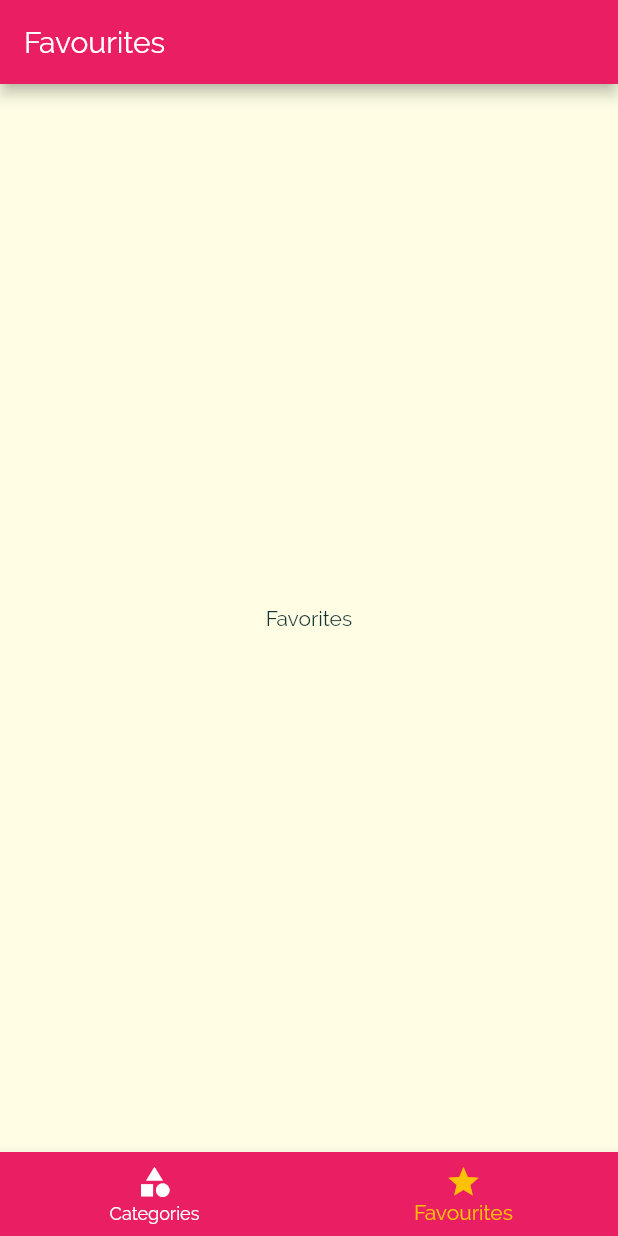
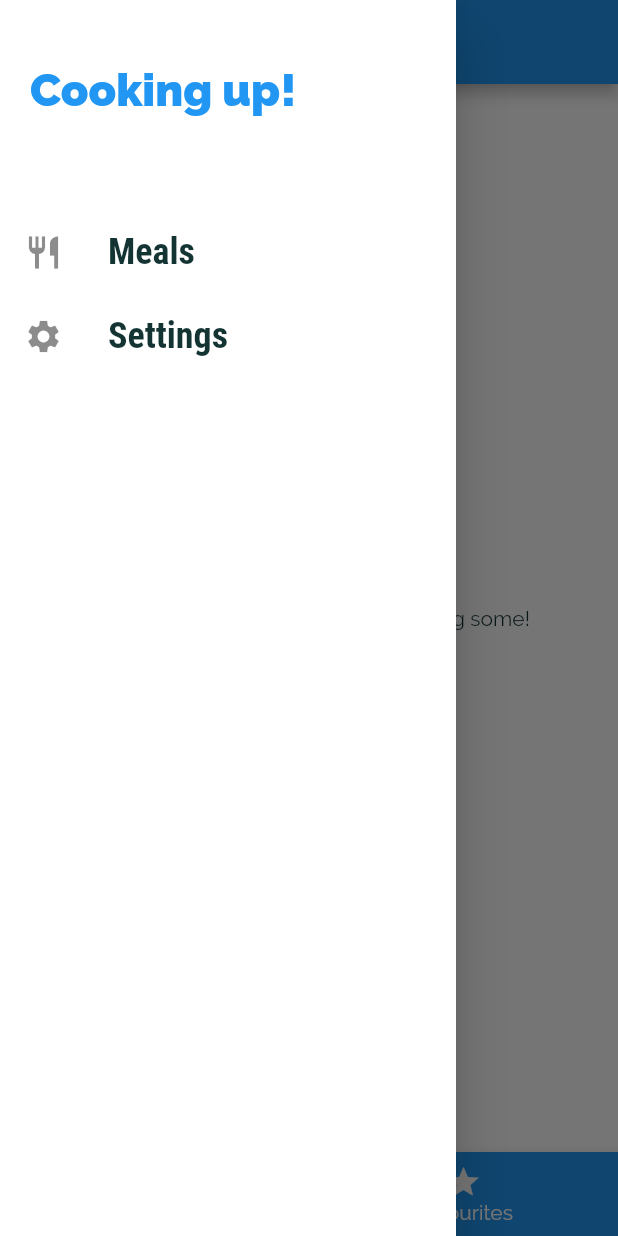
Before and after one commit to harel-tussi/Flutter-Meals-App, a Flutter app: the screen it shows after launch, item 2 of the bottom bar chosen, with the side drawer open (before the commit the screen has no drawer), on a phone screen of 412 x 824 dp. Run offline on Flutter 3.47's test engine with Material 2 defaults, Android fonts, the phone set to English and light mode, and no system bars.

Commit message:
adding favorites

```diff
--- a/lib/main.dart
+++ b/lib/main.dart
@@ -1,16 +1,72 @@
 import 'package:flutter/material.dart';
+import 'package:meals_app/dummy_data.dart';
+import 'package:meals_app/models/meal.dart';
+import 'package:meals_app/screens/filters_screen.dart';
 
 import './screens/tabs_screen.dart';
 import './screens/meal_detail_screen.dart';
 import './screens/category_meals_screen.dart';
-import './screens/categories_screen.dart';
 
 void main() {
   runApp(MyApp());
 }
 
 // MyApp Widget
-class MyApp extends StatelessWidget {
+class MyApp extends StatefulWidget {
+  @override
+  _MyAppState createState() => _MyAppState();
+}
+
+class _MyAppState extends State<MyApp> {
+  Map<String, bool> _filters = {
+    'gluten': false,
+    'lactose': false,
+    'vegan': false,
+    'vegetarian': false,
+  };
+
+  List<Meal> _availableMeals = DUMMY_MEALS;
+  List<Meal> _favoriteMeals = [];
+
+  void _setFilters(Map<String, bool> filterData) {
+    setState(() {
+      _filters = filterData;
+      _availableMeals = DUMMY_MEALS.where((meal) {
+        if (_filters['gluten'] && !meal.isGlutenFree) {
+          return false;
+        }
+        if (_filters['lactose'] && !meal.isLactoseFree) {
+          return false;
+        }
+        if (_filters['vegan'] && !meal.isVegan) {
+          return false;
+        }
+        if (_filters['vegetarian'] && !meal.isVegetarian) {
+          return false;
+        }
+        return true;
+      }).toList();
+    });
+  }
+
+  void _toggleFavorite(String mealId) {
+    final existingIndex =
+        _favoriteMeals.indexWhere((meal) => meal.id == mealId);
+    if (existingIndex >= 0) {
+      setState(() {
+        _favoriteMeals.removeAt(existingIndex);
+      });
+    } else {
+      setState(() {
+        _favoriteMeals.add(DUMMY_MEALS.firstWhere((meal) => meal.id == mealId));
+      });
+    }
+  }
+
+  bool isMealFavorite(String id) {
+    return _favoriteMeals.any((meal) => meal.id == id);
+  }
+
   @override
   Widget build(BuildContext context) {
     return MaterialApp(
@@ -18,14 +74,17 @@ class MyApp extends StatelessWidget {
       title: "Meals App",
       initialRoute: "/",
       routes: {
-        CategoryMealsScreen.routeName: (ctx) => CategoryMealsScreen(),
-        "/": (ctx) => TabScreen(),
-        MealDetailScreen.routeName: (ctx) => MealDetailScreen()
+        CategoryMealsScreen.routeName: (ctx) =>
+            CategoryMealsScreen(_availableMeals),
+        "/": (ctx) => TabScreen(_favoriteMeals),
+        MealDetailScreen.routeName: (ctx) =>
+            MealDetailScreen(_toggleFavorite, isMealFavorite),
+        FiltersScreen.routeName: (ctx) => FiltersScreen(_setFilters, _filters),
       },
       theme: ThemeData(
-        primarySwatch: Colors.pink,
-        accentColor: Colors.amber,
-        canvasColor: Color.fromRGBO(255, 254, 229, 1),
+        primarySwatch: Colors.blue,
+        accentColor: Colors.white,
+        canvasColor: Colors.white,
         fontFamily: 'Raleway',
         textTheme: ThemeData.light().textTheme.copyWith(
               bodyText1: TextStyle(
--- a/lib/screens/favorites_screen.dart
+++ b/lib/screens/favorites_screen.dart
@@ -1,8 +1,22 @@
 import 'package:flutter/material.dart';
+import 'package:meals_app/models/meal.dart';
+import 'package:meals_app/widgets/meal_item.dart';
 
 class FavoritesScreen extends StatelessWidget {
+  final List<Meal> favoritesMeals;
+  FavoritesScreen(this.favoritesMeals);
   @override
   Widget build(BuildContext context) {
-    return Center(child: Text("Favorites"));
+    if (favoritesMeals.isEmpty) {
+      return Center(
+        child: Text("You have no favorites yet - start adding some!"),
+      );
+    }
+    return ListView.builder(
+      itemBuilder: (ctx, index) {
+        return MealItem(meal: favoritesMeals[index], removeMeal: () {});
+      },
+      itemCount: favoritesMeals.length,
+    );
   }
 }
--- a/lib/screens/tabs_screen.dart
+++ b/lib/screens/tabs_screen.dart
@@ -1,19 +1,29 @@
 import 'package:flutter/material.dart';
+import 'package:meals_app/models/meal.dart';
 import 'package:meals_app/screens/categories_screen.dart';
 import 'package:meals_app/screens/favorites_screen.dart';
+import 'package:meals_app/widgets/main_drawer.dart';
 
 class TabScreen extends StatefulWidget {
+  final List<Meal> favoritesMeals;
+  TabScreen(this.favoritesMeals);
   @override
   _TabScreenState createState() => _TabScreenState();
 }
 
 class _TabScreenState extends State<TabScreen> {
-  final List<Map<String, Object>> _pages = [
-    {'page': CategoriesScreen(), 'title': "Categories"},
-    {'page': FavoritesScreen(), 'title': "Favourites"},
-  ];
+  List<Map<String, Object>> _pages;
 
   int _selectedPageIndex = 0;
+
+  @override
+  void initState() {
+    _pages = [
+      {'page': CategoriesScreen(), 'title': "Categories"},
+      {'page': FavoritesScreen(widget.favoritesMeals), 'title': "Favourites"},
+    ];
+    super.initState();
+  }
 
   void _selectPage(int index) {
     setState(() {
@@ -25,6 +35,7 @@ class _TabScreenState extends State<TabScreen> {
   Widget build(BuildContext context) {
     return Scaffold(
       appBar: AppBar(title: Text(_pages[_selectedPageIndex]["title"])),
+      drawer: MainDrawer(),
       body: _pages[_selectedPageIndex]["page"],
       bottomNavigationBar: BottomNavigationBar(
         onTap: _selectPage,
--- /dev/null
+++ b/lib/widgets/main_drawer.dart
@@ -0,0 +1,51 @@
+import 'package:flutter/material.dart';
+import 'package:meals_app/screens/filters_screen.dart';
+
+class MainDrawer extends StatelessWidget {
+  Widget buildListTile(String title, IconData icon, Function tapHandler) {
+    return ListTile(
+      leading: Icon(icon, size: 26),
+      title: Text(
+        title,
+        style: TextStyle(
+            fontSize: 24,
+            fontWeight: FontWeight.w700,
+            fontFamily: 'RobotoCondensed'),
+      ),
+      onTap: tapHandler,
+    );
+  }
+
+  @override
+  Widget build(BuildContext context) {
+    return Drawer(
+      child: Column(
+        children: <Widget>[
+          Container(
+            height: 120,
+            width: double.infinity,
+            padding: EdgeInsets.all(20),
+            alignment: Alignment.centerLeft,
+            color: Theme.of(context).accentColor,
+            child: Text(
+              "Cooking up!",
+              style: TextStyle(
+                  fontWeight: FontWeight.w900,
+                  fontSize: 30,
+                  color: Theme.of(context).primaryColor),
+            ),
+          ),
+          SizedBox(
+            height: 20,
+          ),
+          buildListTile("Meals", Icons.restaurant, () {
+            Navigator.of(context).pushReplacementNamed("/");
+          }),
+          buildListTile("Settings", Icons.settings, () {
+            Navigator.of(context).pushReplacementNamed(FiltersScreen.routeName);
+          }),
+        ],
+      ),
+    );
+  }
+}
```
Also changed, not shown: lib/screens/category_meals_screen.dart (+39 -16 lines), lib/screens/filters_screen.dart (added, +105 -0 lines), lib/screens/meal_detail_screen.dart (+10 -0 lines), lib/widgets/meal_item.dart (+9 -3 lines).
